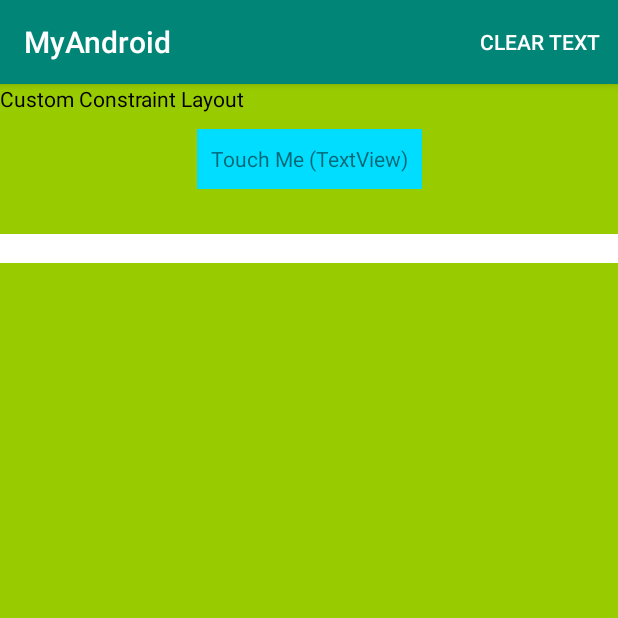
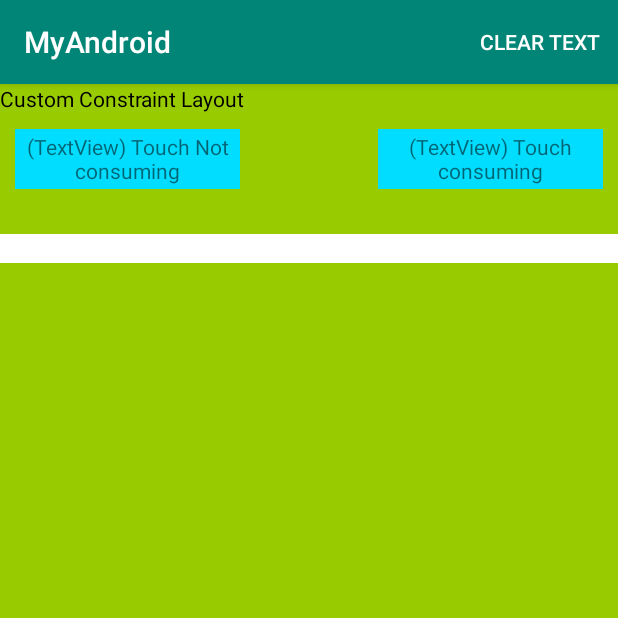
Before and after one commit to preethambogadi/MyAndroid, an Android app: the screen it shows after launch (MainActivity), on a phone screen of 412 x 824 dp, the top half of it. Run offline under Robolectric (Android 15) with nearby library versions, the phone set to English and light mode, and no system bars.

Commit message:
Added another textView to track consuming touch event

```diff
--- a/app/src/main/java/com/example/myandroid/CustomTextView.java
+++ b/app/src/main/java/com/example/myandroid/CustomTextView.java
@@ -8,7 +8,9 @@ import android.view.MotionEvent;
 import androidx.appcompat.widget.AppCompatTextView;
 
 public class CustomTextView extends AppCompatTextView {
+
     private SetTextListener textListener;
+    private boolean shouldConsumeTouch = false;
 
     public CustomTextView(Context context) {
         super(context);
@@ -88,7 +90,11 @@ public class CustomTextView extends AppCompatTextView {
         boolean b = super.onTouchEvent(event);
         textListener.setText("    CustomTextView -- onTouchEvent -- end = " + b);
         Log.d("develop-", "    CustomTextView -- onTouchEvent -- end = " + b);
-        return b;
+        return shouldConsumeTouch;
+    }
+
+    public void shouldConsumeTouchEvent(boolean consumeTouch) {
+        this.shouldConsumeTouch = consumeTouch;
     }
 
     interface SetTextListener {
--- a/app/src/main/java/com/example/myandroid/MainActivity.java
+++ b/app/src/main/java/com/example/myandroid/MainActivity.java
@@ -1,7 +1,6 @@
 package com.example.myandroid;
 
 import androidx.appcompat.app.AppCompatActivity;
-import androidx.constraintlayout.widget.ConstraintLayout;
 
 import android.os.Bundle;
 import android.util.Log;
@@ -13,7 +12,8 @@ import android.widget.TextView;
 public class MainActivity extends AppCompatActivity implements CustomConstraintLayout.SetTextListener, CustomTextView.SetTextListener {
 
     CustomConstraintLayout constraintLayout;
-    CustomTextView customTextView;
+    CustomTextView touchConsumingTextView;
+    CustomTextView touchNotConsumingTextView;
     TextView outputTextView;
 
     @Override
@@ -22,11 +22,15 @@ public class MainActivity extends AppCompatActivity implements CustomConstraintL
         setContentView(R.layout.activity_main);
 
         constraintLayout = findViewById(R.id.activity_layout);
-        customTextView = findViewById(R.id.hello_world_text);
+        touchConsumingTextView = findViewById(R.id.touch_not_consuming_textView);
+        touchNotConsumingTextView = findViewById(R.id.touch_consuming_textView);
         outputTextView = findViewById(R.id.output_text);
 
         constraintLayout.setListener(this);
-        customTextView.setListener(this);
+        touchConsumingTextView.setListener(this);
+        touchNotConsumingTextView.setListener(this);
+
+        touchNotConsumingTextView.shouldConsumeTouchEvent(true);
     }
 
     public void setText(String text) {
--- a/app/src/main/res/layout/activity_main.xml
+++ b/app/src/main/res/layout/activity_main.xml
@@ -16,14 +16,26 @@
         android:textColor="@android:color/black"/>
 
     <com.example.myandroid.CustomTextView
-        android:id="@+id/hello_world_text"
+        android:id="@+id/touch_not_consuming_textView"
         android:layout_width="150dp"
         android:layout_height="40dp"
-        android:text="Touch Me (TextView)"
+        android:text="(TextView) Touch Not consuming"
         android:gravity="center"
         android:layout_marginTop="30dp"
+        android:layout_marginLeft="10dp"
         android:background="@android:color/holo_blue_bright"
         app:layout_constraintLeft_toLeftOf="parent"
+        app:layout_constraintTop_toTopOf="parent" />
+
+    <com.example.myandroid.CustomTextView
+        android:id="@+id/touch_consuming_textView"
+        android:layout_width="150dp"
+        android:layout_height="40dp"
+        android:text="(TextView) Touch consuming"
+        android:gravity="center"
+        android:layout_marginTop="30dp"
+        android:layout_marginRight="10dp"
+        android:background="@android:color/holo_blue_bright"
         app:layout_constraintRight_toRightOf="parent"
         app:layout_constraintTop_toTopOf="parent" />
 
@@ -33,7 +45,7 @@
         android:minHeight="100dp"
         app:layout_constraintStart_toStartOf="parent"
         app:layout_constraintEnd_toEndOf="parent"
-        app:layout_constraintTop_toBottomOf="@+id/hello_world_text"
+        app:layout_constraintTop_toBottomOf="@+id/touch_not_consuming_textView"
         android:layout_marginTop="30dp"
         android:layout_marginBottom="10dp"
         app:layout_constraintBottom_toBottomOf="parent">
```
